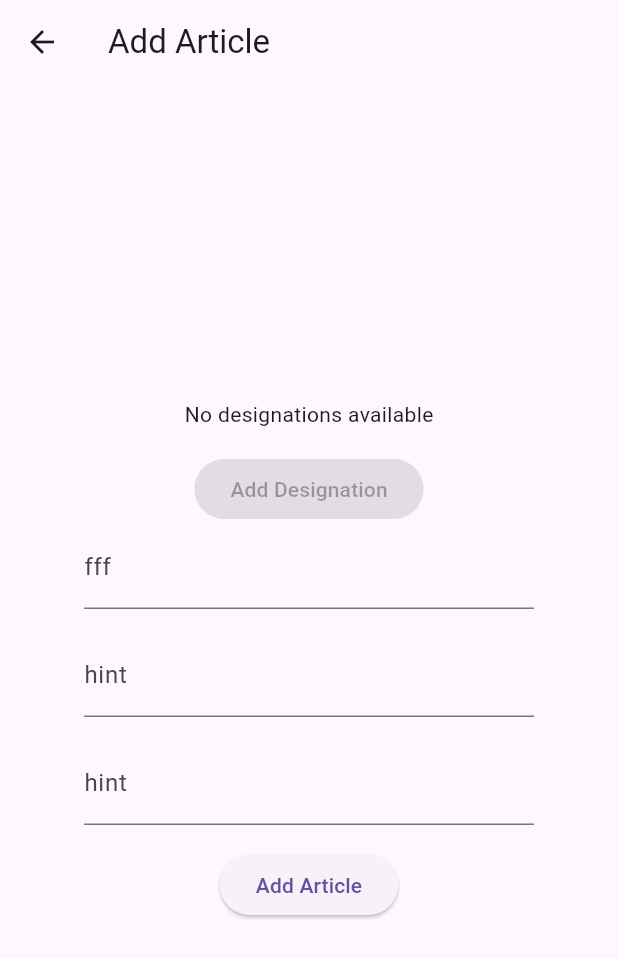
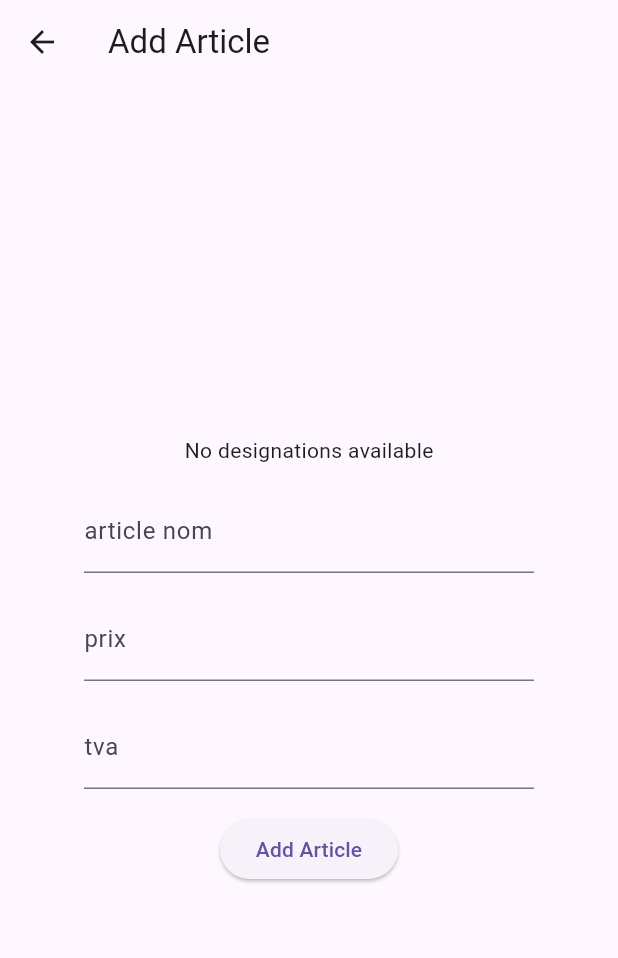
Before and after one commit to vemo068/inventaire_cnas, a Flutter app: the screen it shows after launch, after a tap on the "add" icon, on a phone screen of 412 x 824 dp. Shown: the top 958 px of the screen. Run offline on Flutter 3.47's test engine with Material 3 defaults, Android fonts, the phone set to English and light mode, and no system bars; our stand-ins replace get, sqflite_common_ffi; accounts and stored records are empty.

Commit message:
add designation , add article

```diff
--- a/lib/components/articles_table.dart
+++ b/lib/components/articles_table.dart
@@ -5,15 +5,14 @@ import 'package:inventaire_cnas/controllers/database_controller.dart';
 import 'package:inventaire_cnas/models/article.dart';
 
 class ArticlesTable extends StatelessWidget {
- final DatabaseController databaseController=Get.find<DatabaseController>();
-  final Function(Article) onDelete;
+  final DatabaseController databaseController = Get.find<DatabaseController>();
 
-  ArticlesTable({ required this.onDelete});
+  ArticlesTable({Key? key}) : super(key: key);
 
   @override
   Widget build(BuildContext context) {
-    return Obx(
-       () {
+    return GetBuilder<DatabaseController>(
+      builder: (controller) {
         return DataTable(
           columns: [
             DataColumn(label: Text('Designation')),
@@ -25,7 +24,7 @@ class ArticlesTable extends StatelessWidget {
             DataColumn(label: Text('Montant TTC')),
             DataColumn(label: Text('Actions')),
           ],
-          rows: databaseController.articles
+          rows: controller.articles
               .map((article) => DataRow(cells: [
                     DataCell(Text(article.designationName)),
                     DataCell(Text(article.description)),
@@ -36,12 +35,12 @@ class ArticlesTable extends StatelessWidget {
                     DataCell(Text(article.montantTTC.toString())),
                     DataCell(IconButton(
                       icon: Icon(Icons.delete),
-                      onPressed: () => onDelete(article),
+                      onPressed: () {},
                     )),
                   ]))
               .toList(),
         );
-      }
+      },
     );
   }
 }
--- a/lib/controllers/database_controller.dart
+++ b/lib/controllers/database_controller.dart
@@ -8,10 +8,16 @@ class DatabaseController extends GetxController {
   final DatabaseHelper _dbHelper = DatabaseHelper();
 
   // Observables for the data
-  var designations = <Designation>[].obs;
-  var articles = <Article>[].obs;
+  var designations = <Designation>[];
+  var articles = <Article>[];
   Designation? selectedDesignation;
   TextEditingController designationNameController = TextEditingController();
+  //add prix and tva and ,articlenom controllers
+  TextEditingController articleNameController = TextEditingController();
+  TextEditingController descriptionController = TextEditingController();
+  TextEditingController quantityController = TextEditingController();
+  TextEditingController priceHTController = TextEditingController();
+  TextEditingController tvaController = TextEditingController();
 
   @override
   void onInit() {
@@ -23,13 +29,14 @@ class DatabaseController extends GetxController {
   // Fetch all designations from the database
   void fetchDesignations() async {
     final data = await _dbHelper.getDesignations();
-    designations.value = data;
+    designations = data;
   }
 
   // Fetch all articles from the database
   void fetchArticles() async {
     final data = await _dbHelper.getArticles();
-    articles.value = data;
+    articles = data;
+    update();
   }
 
   // Add a new designation
@@ -40,8 +47,21 @@ class DatabaseController extends GetxController {
   }
 
   // Add a new article
-  Future<void> addArticle(Article article) async {
+  Future<void> addArticle() async {
+    Article article = Article(
+        designationName: selectedDesignation!.name,
+        description: "description",
+        quantity: 15,
+        priceHT: 5,
+        montantHT: 5,
+        tva: double.parse(tvaController.text),
+        montantTTC: 565);
     await _dbHelper.insertArticle(article);
     fetchArticles();
   }
+
+  // a function that extracts all the names of the designations from designations list
+  List<String> getDesignationNames() {
+    return designations.map((designation) => designation.name).toList();
+  }
 }
--- a/lib/page/add_article.dart
+++ b/lib/page/add_article.dart
@@ -2,13 +2,9 @@ import 'package:flutter/material.dart';
 import 'package:get/get.dart';
 import 'package:inventaire_cnas/components/textfield_pc.dart';
 import 'package:inventaire_cnas/controllers/database_controller.dart';
+import 'package:inventaire_cnas/models/designation.dart';
 
-class AddArticlePage extends StatefulWidget {
-  @override
-  State<AddArticlePage> createState() => _AddArticlePageState();
-}
-
-class _AddArticlePageState extends State<AddArticlePage> {
+class AddArticlePage extends StatelessWidget {
   final DatabaseController databaseController = Get.find<DatabaseController>();
 
   @override
@@ -25,53 +21,63 @@ class _AddArticlePageState extends State<AddArticlePage> {
             mainAxisAlignment: MainAxisAlignment.center,
             crossAxisAlignment: CrossAxisAlignment.center,
             children: <Widget>[
-              Obx(() {
-                if (databaseController.designations.isEmpty) {
+              GetBuilder<DatabaseController>(
+                builder: (_) {
+                  if (databaseController.getDesignationNames().isEmpty) {
                     return Text('No designations available');
                   } else {
-                  return DropdownButton<String>(
-                    value: databaseController.selectedDesignation?.name,
-                    hint: Text('Select Designation'),
-                    onChanged: (String? newValue) {
-                      setState(() {
-                        databaseController.selectedDesignation!.name =
-                            newValue!;
-                      });
+                    return SingleChildScrollView(
+                      scrollDirection: Axis.horizontal,
+                      child: Row(
+                        children: databaseController.designations
+                            .map((Designation value) {
+                          return GestureDetector(
+                            onTap: () {
+                              databaseController.selectedDesignation = value;
+                              databaseController.update();
                             },
-                    items: databaseController.designations.map((designation) {
-                      return DropdownMenuItem<String>(
-                        value: databaseController.selectedDesignation!.name,
-                        child:
-                            Text(databaseController.selectedDesignation!.name),
+                            child: Container(
+                              padding: EdgeInsets.symmetric(
+                                  horizontal: 16.0, vertical: 8.0),
+                              margin: EdgeInsets.symmetric(horizontal: 4.0),
+                              decoration: BoxDecoration(
+                                color: databaseController.selectedDesignation ==
+                                        value
+                                    ? Colors.blue
+                                    : Colors.grey,
+                                borderRadius: BorderRadius.circular(8.0),
+                              ),
+                              child: Text(
+                                value.name,
+                                style: TextStyle(
+                                  color: Colors.white,
+                                ),
+                              ),
+                            ),
                           );
                         }).toList(),
+                      ),
                     );
                   }
-              }),
-              SizedBox(height: 16.0),
-              Obx(() {
-                return ElevatedButton(
-                  onPressed: databaseController.designations.isEmpty
-                      ? null
-                      : () async {
-                          await databaseController.addDesignation();
-                          Get.back();
                 },
-                  child: Text('Add Designation'),
-                );
-              }),
-              TxtFldPC(
-                hint: "fff",
-                controller: TextEditingController(),
               ),
               SizedBox(height: 16.0),
-              TxtFldPC(hint: "hint", controller: TextEditingController()),
+              TxtFldPC(
+                hint: "article nom",
+                controller: databaseController.articleNameController,
+              ),
               SizedBox(height: 16.0),
-              TxtFldPC(hint: "hint", controller: TextEditingController()),
+              TxtFldPC(
+                  hint: "prix",
+                  controller: databaseController.priceHTController),
+              SizedBox(height: 16.0),
+              TxtFldPC(
+                  hint: "tva", controller: databaseController.tvaController),
               SizedBox(height: 16.0),
               ElevatedButton(
                 onPressed: () {
-                  // Add article logic
+                  databaseController.addArticle();
+                  Get.back();
                 },
                 child: Text('Add Article'),
               ),
--- a/lib/page/home_page.dart
+++ b/lib/page/home_page.dart
@@ -7,8 +7,6 @@ import 'package:inventaire_cnas/page/add_article.dart';
 import 'package:inventaire_cnas/page/add_designation.dart';
 
 class HomePage extends StatelessWidget {
-  final DatabaseController controller = Get.find<DatabaseController>();
-
   HomePage({super.key});
 
   @override
@@ -16,16 +14,14 @@ class HomePage extends StatelessWidget {
     return Scaffold(
         floatingActionButton: FloatingActionButton(
           onPressed: () {
-            Get.to(AddArticlePage());
+            Get.to(() => AddArticlePage());
           },
           child: Icon(Icons.add),
         ),
         appBar: AppBar(
           title: const Text("Designations and Articles"),
         ),
-        body: Column(children: [
-          Expanded(child: ArticlesTable(onDelete: (Article) {}))
-        ]));
+        body: Column(children: [Expanded(child: ArticlesTable())]));
   }
 
   // Navigate to Add Article Page
```
Also changed, not shown: lib/page/add_designation.dart (+8 -2 lines). Lines whose indentation alone changed are shown as unchanged.
